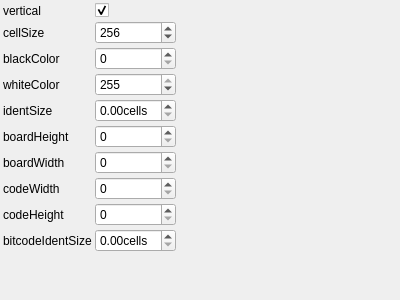
Before: the Qt Designer form utils/corestructs/coreWidgets/bitcodeBoardParamsBaseControlWidget.ui in NickPenkrat/corecvs, drawn with Qt 5.
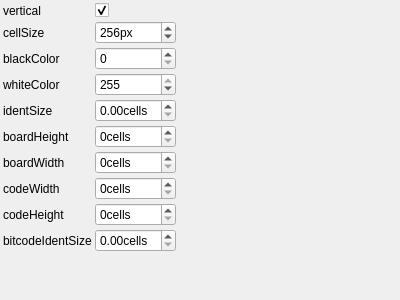
After: the same form once the commit is applied.

Commit message: 1. Some more debugging support 2. Suffix for int fields in generator

What changed in the file:
```diff
--- a/utils/corestructs/coreWidgets/bitcodeBoardParamsBaseControlWidget.ui
+++ b/utils/corestructs/coreWidgets/bitcodeBoardParamsBaseControlWidget.ui
@@ -61,6 +61,9 @@
        <property name="value">
         <number>256</number>
        </property>
+       <property name="suffix">
+        <string>px</string>
+       </property>
      </widget>
     </item>
     <item row="2" column="0">
@@ -144,6 +147,9 @@
        <property name="toolTip">
          <string>size of the chessboard in chesses</string>
        </property>
+       <property name="suffix">
+        <string>cells</string>
+       </property>
      </widget>
     </item>
     <item row="6" column="0">
@@ -158,6 +164,9 @@
        <property name="toolTip">
          <string>size of the chessboard in chesses</string>
        </property>
+       <property name="suffix">
+        <string>cells</string>
+       </property>
      </widget>
     </item>
     <item row="7" column="0">
@@ -172,6 +181,9 @@
        <property name="toolTip">
          <string>width and height of the bitcode in chesses</string>
        </property>
+       <property name="suffix">
+        <string>cells</string>
+       </property>
      </widget>
     </item>
     <item row="8" column="0">
@@ -186,6 +198,9 @@
        <property name="toolTip">
          <string>width and height of the bitcode in chesses</string>
        </property>
+       <property name="suffix">
+        <string>cells</string>
+       </property>
      </widget>
     </item>
     <item row="9" column="0">
```
The commit also changes 34 other files.
